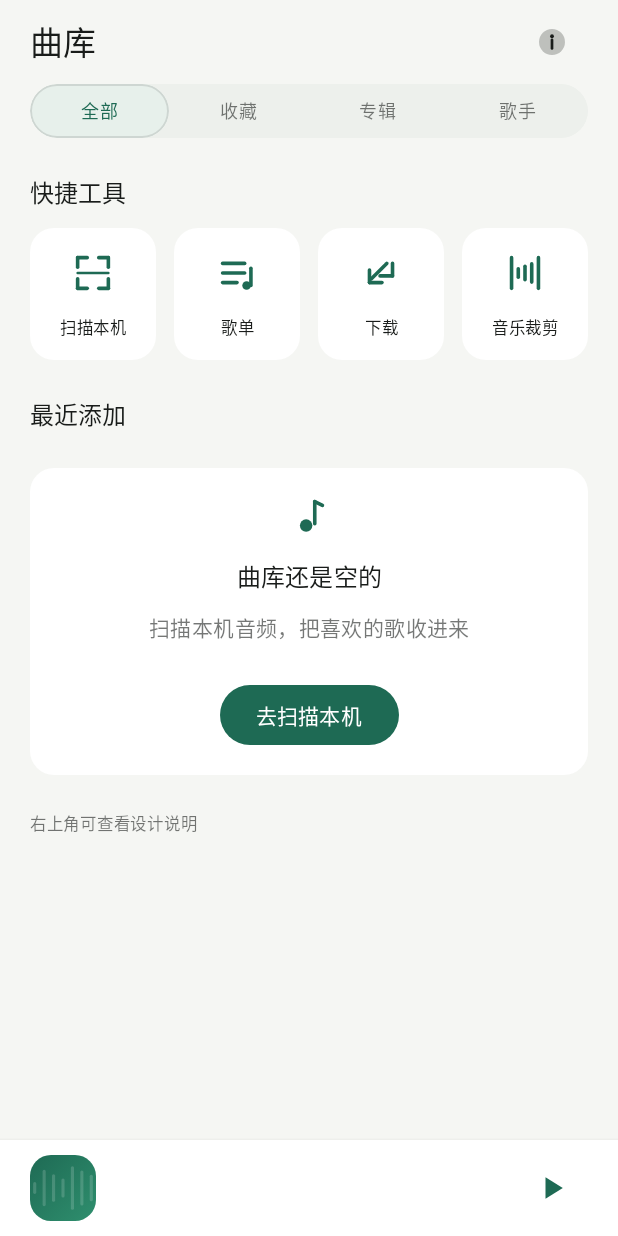
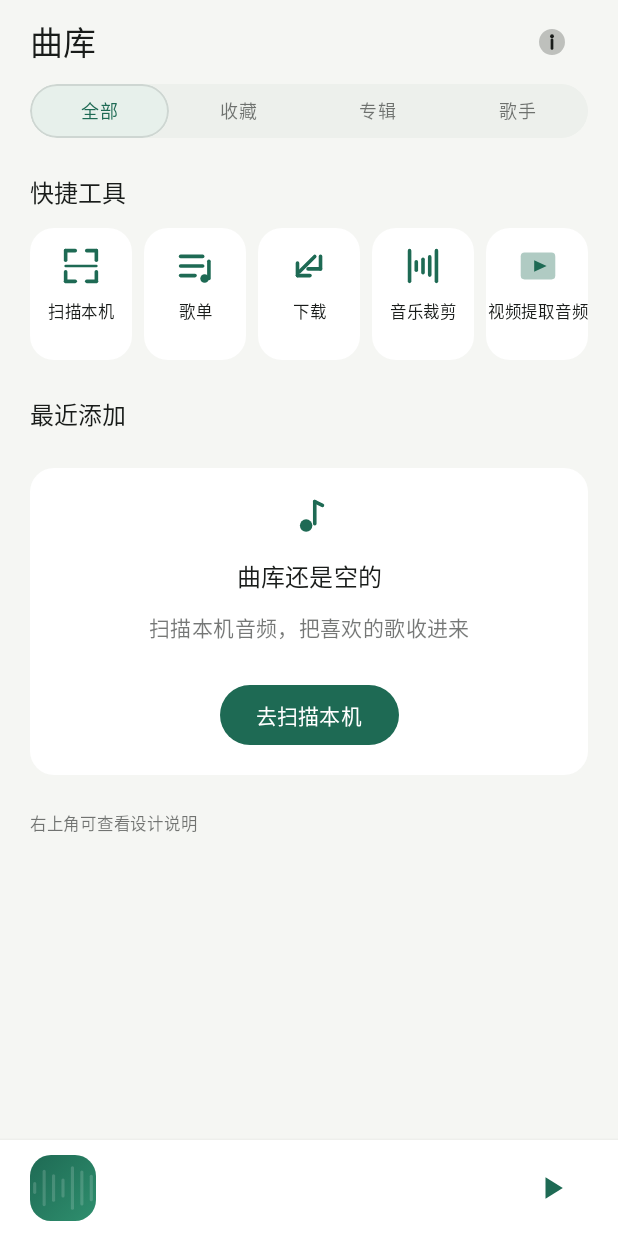
Before and after one commit to choukin/shiyin, an Android app built with Jetpack Compose: the screen it shows after launch (MainActivity), on a phone screen of 412 x 824 dp. Run offline under Robolectric (Android 15) with nearby library versions, the phone set to English and light mode, and no system bars; pictures from the network do not load; Roboto replaces fonts that are not available here.

Commit message:
fix: 02 快捷工具行改为等分铺满，5 个入口首屏全可见

```diff
--- a/app/src/main/java/com/shiyin/player/ui/components/QuickToolsRow.kt
+++ b/app/src/main/java/com/shiyin/player/ui/components/QuickToolsRow.kt
@@ -2,16 +2,14 @@ package com.shiyin.player.ui.components
 
 import androidx.compose.foundation.background
 import androidx.compose.foundation.clickable
-import androidx.compose.foundation.horizontalScroll
 import androidx.compose.foundation.layout.Arrangement
 import androidx.compose.foundation.layout.Box
 import androidx.compose.foundation.layout.Column
 import androidx.compose.foundation.layout.Row
 import androidx.compose.foundation.layout.Spacer
+import androidx.compose.foundation.layout.fillMaxWidth
 import androidx.compose.foundation.layout.height
 import androidx.compose.foundation.layout.size
-import androidx.compose.foundation.layout.width
-import androidx.compose.foundation.rememberScrollState
 import androidx.compose.foundation.shape.RoundedCornerShape
 import androidx.compose.material3.MaterialTheme
 import androidx.compose.material3.Text
@@ -25,7 +23,15 @@ import com.shiyin.player.ui.theme.ShiyinDimens
 
 data class QuickTool(val label: String, val route: String, val glyph: Glyph)
 
-/** 02 屏快捷工具卡片行：4 个入口分别对应 03/04/05/06 路由。 */
+/**
+ * 02 屏快捷工具行。
+ *
+ * 入口现已从 4 个增加到 5 个（03 扫描 / 歌单 / 04 下载 / 05 裁剪 / 06 视频提取音频）。
+ * 早期实现是「固定 84dp 卡片 + 横向滚动」，390dp 屏可用宽只有 350dp，
+ * 5 张卡片需 468dp，导致最后一个「视频提取音频」被完全挤出首屏、看起来像功能消失。
+ * 现改为等分铺满：无论屏宽多少，所有入口都在首屏可见，且后续新增入口不会再被藏起来。
+ * 标签最多两行，以容纳「视频提取音频」这类较长名称。
+ */
 @Composable
 fun QuickToolsRow(
     tools: List<QuickTool>,
@@ -33,13 +39,13 @@ fun QuickToolsRow(
     modifier: Modifier = Modifier
 ) {
     Row(
-        modifier = modifier.horizontalScroll(rememberScrollState()),
-        horizontalArrangement = Arrangement.spacedBy(ProvisionalDimens.ItemVerticalSpacing)
+        modifier = modifier.fillMaxWidth(),
+        horizontalArrangement = Arrangement.spacedBy(ProvisionalDimens.QuickToolSpacing)
     ) {
         tools.forEach { tool ->
             Box(
                 modifier = Modifier
-                    .width(ProvisionalDimens.QuickToolCardWidth)
+                    .weight(1f)
                     .height(ProvisionalDimens.QuickToolCardHeight)
                     .clip(RoundedCornerShape(ShiyinDimens.CardCorner))
                     .background(MaterialTheme.colorScheme.surface)
@@ -52,12 +58,13 @@ fun QuickToolsRow(
                         tint = MaterialTheme.colorScheme.primary,
                         modifier = Modifier.size(ProvisionalDimens.IconSizeLarge)
                     )
-                    Spacer(modifier = Modifier.height(ProvisionalDimens.ItemVerticalSpacing))
+                    Spacer(modifier = Modifier.height(ProvisionalDimens.QuickToolIconLabelGap))
                     Text(
                         text = tool.label,
                         style = MaterialTheme.typography.labelSmall,
                         textAlign = TextAlign.Center,
-                        maxLines = 1
+                        maxLines = 2,
+                        minLines = 2
                     )
                 }
             }
--- a/app/src/main/java/com/shiyin/player/ui/theme/Dimens.kt
+++ b/app/src/main/java/com/shiyin/player/ui/theme/Dimens.kt
@@ -34,7 +34,9 @@ object ProvisionalDimens {
     val CardInnerPadding = 16.dp // PROVISIONAL
 
     val QuickToolCardHeight = 88.dp // PROVISIONAL
-    val QuickToolCardWidth = 84.dp // PROVISIONAL：快捷工具横向滚动卡片宽度
+    // 快捷工具改为等分铺满（不再横向滚动）：4→5 个入口后固定 84dp 宽会把最后一个挤出首屏。
+    val QuickToolSpacing = 8.dp // PROVISIONAL：等分卡片之间的间距
+    val QuickToolIconLabelGap = 6.dp // PROVISIONAL：图标与两行标签之间的间距
     val TrackListItemHeight = 72.dp // PROVISIONAL
     val GroupItemHeight = 72.dp // PROVISIONAL：专辑 / 歌手分组卡片，与曲目行等高
     val SongResultItemHeight = 76.dp // PROVISIONAL：搜歌结果行（含试听/下载两个操作）
```
